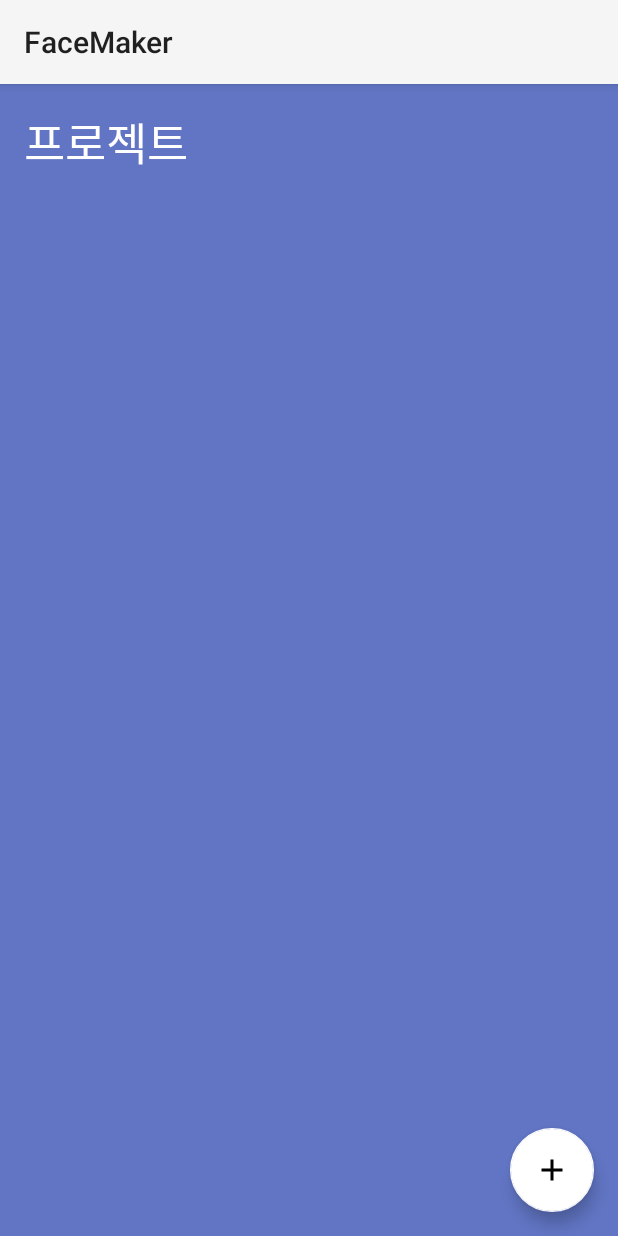
After one commit to rbsejin/FaceMaker, an Android app: the PlannedScheduleActivity screen opened directly, with no data from a screen before it, on a phone screen of 412 x 824 dp. The commit adds this screen. Run offline under Robolectric (Android 15) with nearby library versions, the phone set to English and light mode, and no system bars.

Commit message:
계획된 일정 추가

```diff
--- a/app/src/main/AndroidManifest.xml
+++ b/app/src/main/AndroidManifest.xml
@@ -23,6 +23,7 @@
             android:theme="@style/Theme.TaskList" />
         <activity android:name=".TodayTaskListActivity" />
         <activity android:name=".ImportantTaskListActivity" />
+        <activity android:name=".PlannedScheduleActivity" />
         <activity android:name=".MainActivity">
             <intent-filter>
                 <action android:name="android.intent.action.MAIN" />
--- a/app/src/main/java/com/example/facemaker/MainActivity.kt
+++ b/app/src/main/java/com/example/facemaker/MainActivity.kt
@@ -81,6 +81,8 @@ class MainActivity : AppCompatActivity() {
             }
             2 -> {
                 // 계획된 일정
+                val intent = Intent(this, PlannedScheduleActivity()::class.java)
+                startActivityForResult(intent, headItemRequestCode)
             }
         }
     }
--- /dev/null
+++ b/app/src/main/java/com/example/facemaker/PlannedScheduleActivity.kt
@@ -0,0 +1,26 @@
+package com.example.facemaker
+
+import android.content.Intent
+import android.os.Bundle
+import androidx.appcompat.app.AppCompatActivity
+import androidx.recyclerview.widget.RecyclerView
+
+class PlannedScheduleActivity : AppCompatActivity() {
+    private val newTaskActivityRequestCode = 1
+    private val taskDetailRequestCode = 2
+
+    override fun onCreate(savedInstanceState: Bundle?) {
+        super.onCreate(savedInstanceState)
+        setContentView(R.layout.activity_planned_schedule)
+
+        val recyclerView: RecyclerView = findViewById(R.id.task_recycler_view)
+        recyclerView.adapter = PlanedScheduleAdapter(TaskListener { task -> adapterOnClick(task) })
+    }
+
+    private fun adapterOnClick(task: Task) {
+        val intent = Intent(this, TaskDetailActivity()::class.java)
+        intent.putExtra(TASK_ID, task.id)
+        //startActivity(intent)
+        startActivityForResult(intent, taskDetailRequestCode)
+    }
+}
--- /dev/null
+++ b/app/src/main/res/layout/activity_planned_schedule.xml
@@ -0,0 +1,48 @@
+<?xml version="1.0" encoding="utf-8"?>
+<androidx.constraintlayout.widget.ConstraintLayout xmlns:android="http://schemas.android.com/apk/res/android"
+    xmlns:app="http://schemas.android.com/apk/res-auto"
+    xmlns:tools="http://schemas.android.com/tools"
+    android:layout_width="match_parent"
+    android:layout_height="match_parent"
+    android:background="@color/task_list_background_color">
+
+    <TextView
+        android:id="@+id/task_list_project_name"
+        android:layout_width="0dp"
+        android:layout_height="wrap_content"
+        android:layout_marginStart="16dp"
+        android:layout_marginLeft="16dp"
+        android:layout_marginTop="16dp"
+        android:layout_marginEnd="16dp"
+        android:layout_marginRight="16dp"
+        android:layout_marginBottom="16dp"
+        android:text="프로젝트"
+        android:textColor="@color/white"
+        android:textSize="30sp"
+        app:layout_constraintBottom_toTopOf="@+id/task_recycler_view"
+        app:layout_constraintEnd_toEndOf="parent"
+        app:layout_constraintStart_toStartOf="parent"
+        app:layout_constraintTop_toTopOf="parent" />
+
+    <androidx.recyclerview.widget.RecyclerView
+        android:id="@+id/task_recycler_view"
+        android:layout_width="match_parent"
+        android:layout_height="0dp"
+        app:layoutManager="LinearLayoutManager"
+        app:layout_constraintBottom_toBottomOf="parent"
+        app:layout_constraintEnd_toEndOf="parent"
+        app:layout_constraintStart_toStartOf="parent"
+        app:layout_constraintTop_toBottomOf="@+id/task_list_project_name" />
+
+    <com.google.android.material.floatingactionbutton.FloatingActionButton
+        android:id="@+id/fab"
+        android:layout_width="wrap_content"
+        android:layout_height="wrap_content"
+        android:layout_margin="@dimen/layout_margin"
+        android:contentDescription="fab"
+        android:src="@drawable/ic_add_24px"
+        app:backgroundTint="@color/white"
+        app:layout_constraintBottom_toBottomOf="parent"
+        app:layout_constraintEnd_toEndOf="parent" />
+
+</androidx.constraintlayout.widget.ConstraintLayout>
--- a/app/src/main/res/layout/task_item.xml
+++ b/app/src/main/res/layout/task_item.xml
@@ -21,7 +21,6 @@
         android:layout_marginBottom="@dimen/item_margin"
         android:clickable="true"
         android:focusable="true"
-        android:foreground="?attr/selectableItemBackground"
         card_view:cardCornerRadius="@dimen/item_corner_radius">
 
         <androidx.constraintlayout.widget.ConstraintLayout xmlns:android="http://schemas.android.com/apk/res/android"
```
Also changed, not shown: app/src/main/java/com/example/facemaker/PlanedScheduleAdapter.kt (added, +161 -0 lines), app/src/main/java/com/example/facemaker/TaskAdapter.kt (+7 -7 lines).
